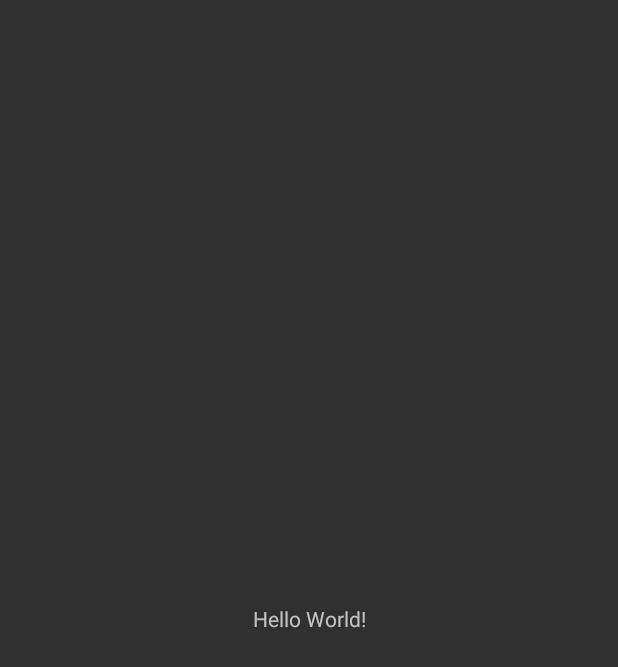
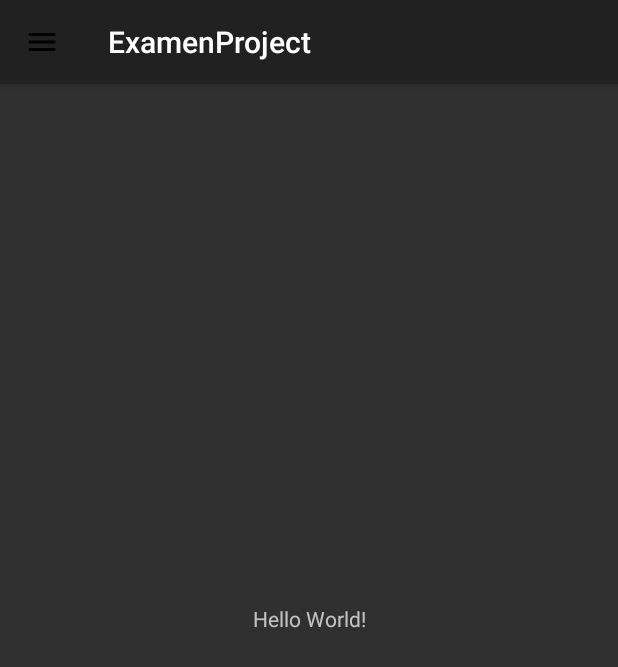
Before and after one commit to livbogdan/ExamenProject, an Android app: the screen it shows after launch once a user with an empty profile is signed in (MainActivity), on a phone screen of 412 x 824 dp. Before the commit the part shown is almost empty. Shown: the top 667 px of the screen. Run offline under Robolectric (Android 15) with nearby library versions, the phone set to English and light mode, and no system bars; our stand-ins replace Firebase (no records; nobody signed in at launch, a user with empty details on screens opened directly).

Commit message:
Update 12/04/2023
Done with Drawer and Functionality

```diff
--- a/app/build.gradle
+++ b/app/build.gradle
@@ -46,6 +46,7 @@ dependencies {
     implementation "com.google.firebase:firebase-auth:21.2.0"
     implementation "com.google.firebase:firebase-firestore-ktx:24.4.5"
     implementation "com.google.firebase:firebase-firestore:24.4.5"
+    implementation "de.hdodenhof:circleimageview:3.1.0"
     testImplementation 'junit:junit:4.13.2'
     androidTestImplementation 'androidx.test.ext:junit:1.1.5'
     androidTestImplementation 'androidx.test.espresso:espresso-core:3.5.1'
--- a/app/src/main/java/com/livbogdan/examenproject/activitys/MainActivity.kt
+++ b/app/src/main/java/com/livbogdan/examenproject/activitys/MainActivity.kt
@@ -1,12 +1,79 @@
 package com.livbogdan.examenproject.activitys
 
-import androidx.appcompat.app.AppCompatActivity
+import android.content.Intent
 import android.os.Bundle
+import android.view.MenuItem
+import android.widget.Toast
+import androidx.appcompat.widget.Toolbar
+import androidx.core.view.GravityCompat
+import androidx.drawerlayout.widget.DrawerLayout
+import com.google.android.material.navigation.NavigationView
+import com.google.firebase.auth.FirebaseAuth
 import com.livbogdan.examenproject.R
 
-class MainActivity : AppCompatActivity() {
+class MainActivity : BaseActivity(), NavigationView.OnNavigationItemSelectedListener {
 	override fun onCreate(savedInstanceState: Bundle?) {
 		super.onCreate(savedInstanceState)
 		setContentView(R.layout.activity_main)
+
+		setupActionBar()
+
+		val navView: NavigationView =findViewById(R.id.nav_view)
+		navView.setNavigationItemSelectedListener(this)
+	}
+
+	private fun setupActionBar(){
+		val toolbar: Toolbar = findViewById(R.id.tb_main_activity)
+		setSupportActionBar(toolbar)
+		toolbar.setNavigationIcon(R.drawable.ic_nav_menu)
+
+		toolbar.setNavigationOnClickListener {
+			toggleDrawer()
+		}
+	}
+
+	private fun toggleDrawer(){
+		val drawer: DrawerLayout = findViewById(R.id.drawer_layout)
+
+		if (drawer.isDrawerOpen(GravityCompat.START)){
+			drawer.closeDrawer(GravityCompat.START)
+		}else{
+			drawer.openDrawer(GravityCompat.START)
+		}
+	}
+
+	override fun onBackPressed() {
+		val drawer: DrawerLayout = findViewById(R.id.drawer_layout)
+
+		if (drawer.isDrawerOpen(GravityCompat.START)){
+			drawer.closeDrawer(GravityCompat.START)
+		}else{
+			doubleBackToExit()
+		}
+	}
+
+	override fun onNavigationItemSelected(item: MenuItem): Boolean {
+		when(item.itemId) {
+			R.id.nav_my_profile -> {
+				Toast.makeText(this, "My profile",
+					Toast.LENGTH_SHORT).show()
+			}
+			R.id.nav_sign_out ->{
+				FirebaseAuth.getInstance().signOut()
+
+				val intent = Intent(this, IntroActivity::class.java)
+				intent.addFlags(Intent.FLAG_ACTIVITY_CLEAR_TOP or Intent.FLAG_ACTIVITY_NEW_TASK)
+				startActivity(intent)
+				finish()
+
+				Toast.makeText(this,"Sign Out",
+					Toast.LENGTH_SHORT).show()
+			}
+		}
+
+		val drawer: DrawerLayout = findViewById(R.id.drawer_layout)
+		drawer.closeDrawer(GravityCompat.START)
+
+		return true
 	}
 }
--- a/app/src/main/java/com/livbogdan/examenproject/activitys/SignUpActivity.kt
+++ b/app/src/main/java/com/livbogdan/examenproject/activitys/SignUpActivity.kt
@@ -37,12 +37,10 @@ class SignUpActivity : BaseActivity() {
 		}
 	}
 
-	 //MAYBE NEED TO DELETE
 	private fun signUpButton(){
 		val btnSignUp: Button = findViewById(R.id.btn_sign_in)
 		btnSignUp.setOnClickListener {
 			registeredUser()
-			//startActivity(Intent(this, SignUpActivity::class.java))
 		}
 	}
 
--- /dev/null
+++ b/app/src/main/res/drawable/ic_nav_menu.xml
@@ -0,0 +1,5 @@
+<vector android:height="24dp" android:tint="#000000"
+    android:viewportHeight="24" android:viewportWidth="24"
+    android:width="24dp" xmlns:android="http://schemas.android.com/apk/res/android">
+    <path android:fillColor="@android:color/white" android:pathData="M4,18h16c0.55,0 1,-0.45 1,-1s-0.45,-1 -1,-1L4,16c-0.55,0 -1,0.45 -1,1s0.45,1 1,1zM4,13h16c0.55,0 1,-0.45 1,-1s-0.45,-1 -1,-1L4,11c-0.55,0 -1,0.45 -1,1s0.45,1 1,1zM3,7c0,0.55 0.45,1 1,1h16c0.55,0 1,-0.45 1,-1s-0.45,-1 -1,-1L4,6c-0.55,0 -1,0.45 -1,1z"/>
+</vector>
--- /dev/null
+++ b/app/src/main/res/drawable/ic_nav_sign_out.xml
@@ -0,0 +1,6 @@
+<vector android:autoMirrored="true" android:height="24dp"
+    android:tint="#000000" android:viewportHeight="24"
+    android:viewportWidth="24" android:width="24dp" xmlns:android="http://schemas.android.com/apk/res/android">
+    <path android:fillColor="@android:color/white" android:pathData="M5,5l7,0l0,-2l-9,0l0,18l9,0l0,-2l-7,0z"/>
+    <path android:fillColor="@android:color/white" android:pathData="M21,12l-4,-4l0,3l-8,0l0,2l8,0l0,3z"/>
+</vector>
--- /dev/null
+++ b/app/src/main/res/drawable/ic_nav_user.xml
@@ -0,0 +1,5 @@
+<vector android:height="24dp" android:tint="#000000"
+    android:viewportHeight="24" android:viewportWidth="24"
+    android:width="24dp" xmlns:android="http://schemas.android.com/apk/res/android">
+    <path android:fillColor="@android:color/white" android:pathData="M12,2C6.48,2 2,6.48 2,12s4.48,10 10,10s10,-4.48 10,-10S17.52,2 12,2zM12,6c1.93,0 3.5,1.57 3.5,3.5S13.93,13 12,13s-3.5,-1.57 -3.5,-3.5S10.07,6 12,6zM12,20c-2.03,0 -4.43,-0.82 -6.14,-2.88C7.55,15.8 9.68,15 12,15s4.45,0.8 6.14,2.12C16.43,19.18 14.03,20 12,20z"/>
+</vector>
--- /dev/null
+++ b/app/src/main/res/drawable/ic_user_place_holder.xml
@@ -0,0 +1,5 @@
+<vector android:height="24dp" android:tint="#000000"
+    android:viewportHeight="24" android:viewportWidth="24"
+    android:width="24dp" xmlns:android="http://schemas.android.com/apk/res/android">
+    <path android:fillColor="@android:color/white" android:pathData="M12,12c2.21,0 4,-1.79 4,-4s-1.79,-4 -4,-4 -4,1.79 -4,4 1.79,4 4,4zM12,14c-2.67,0 -8,1.34 -8,4v1c0,0.55 0.45,1 1,1h14c0.55,0 1,-0.45 1,-1v-1c0,-2.66 -5.33,-4 -8,-4z"/>
+</vector>
--- a/app/src/main/res/layout/activity_main.xml
+++ b/app/src/main/res/layout/activity_main.xml
@@ -1,18 +1,25 @@
 <?xml version="1.0" encoding="utf-8"?>
-<androidx.constraintlayout.widget.ConstraintLayout xmlns:android="http://schemas.android.com/apk/res/android"
+<androidx.drawerlayout.widget.DrawerLayout xmlns:android="http://schemas.android.com/apk/res/android"
     xmlns:app="http://schemas.android.com/apk/res-auto"
     xmlns:tools="http://schemas.android.com/tools"
+    android:id="@+id/drawer_layout"
     android:layout_width="match_parent"
     android:layout_height="match_parent"
-    tools:context=".activitys.MainActivity">
+    android:fitsSystemWindows="true"
+    tools:openDrawer="start">
 
-    <TextView
+    <include
+        layout="@layout/app_bar_main"
+        android:layout_width="match_parent"
+        android:layout_height="match_parent" />
+
+    <com.google.android.material.navigation.NavigationView
+        android:id="@+id/nav_view"
         android:layout_width="wrap_content"
-        android:layout_height="wrap_content"
-        android:text="Hello World!"
-        app:layout_constraintBottom_toBottomOf="parent"
-        app:layout_constraintEnd_toEndOf="parent"
-        app:layout_constraintStart_toStartOf="parent"
-        app:layout_constraintTop_toTopOf="parent" />
+        android:layout_height="match_parent"
+        android:layout_gravity="start"
+        android:fitsSystemWindows="true"
+        app:headerLayout="@layout/nav_header_main"
+        app:menu="@menu/activity_main_drawer" />
 
-</androidx.constraintlayout.widget.ConstraintLayout>
+</androidx.drawerlayout.widget.DrawerLayout>
--- /dev/null
+++ b/app/src/main/res/layout/app_bar_main.xml
@@ -0,0 +1,25 @@
+<?xml version="1.0" encoding="utf-8"?>
+<androidx.coordinatorlayout.widget.CoordinatorLayout xmlns:android="http://schemas.android.com/apk/res/android"
+    xmlns:app="http://schemas.android.com/apk/res-auto"
+    xmlns:tools="http://schemas.android.com/tools"
+    android:layout_width="match_parent"
+    android:layout_height="match_parent"
+    tools:context=".activitys.MainActivity">
+
+    <com.google.android.material.appbar.AppBarLayout
+        android:layout_width="match_parent"
+        android:layout_height="wrap_content"
+        android:theme="@style/AppTheme.AppBarOverlay">
+
+        <androidx.appcompat.widget.Toolbar
+            android:id="@+id/tb_main_activity"
+            android:layout_width="match_parent"
+            android:layout_height="?attr/actionBarSize"
+            android:background="?attr/colorPrimary"
+            app:popupTheme="@style/AppTheme.PopupOverlay" />
+
+    </com.google.android.material.appbar.AppBarLayout>
+
+    <include layout="@layout/content_main" />
+
+</androidx.coordinatorlayout.widget.CoordinatorLayout>
--- /dev/null
+++ b/app/src/main/res/layout/content_main.xml
@@ -0,0 +1,19 @@
+<?xml version="1.0" encoding="utf-8"?>
+<androidx.constraintlayout.widget.ConstraintLayout xmlns:android="http://schemas.android.com/apk/res/android"
+    xmlns:app="http://schemas.android.com/apk/res-auto"
+    xmlns:tools="http://schemas.android.com/tools"
+    android:layout_width="match_parent"
+    android:layout_height="match_parent"
+    tools:context=".activitys.MainActivity">
+
+    <TextView
+        android:id="@+id/tv_user_name"
+        android:layout_width="wrap_content"
+        android:layout_height="wrap_content"
+        android:text="Hello World!"
+        app:layout_constraintBottom_toBottomOf="parent"
+        app:layout_constraintLeft_toLeftOf="parent"
+        app:layout_constraintRight_toRightOf="parent"
+        app:layout_constraintTop_toTopOf="parent" />
+
+</androidx.constraintlayout.widget.ConstraintLayout>
--- /dev/null
+++ b/app/src/main/res/menu/activity_main_drawer.xml
@@ -0,0 +1,14 @@
+<?xml version="1.0" encoding="utf-8"?>
+<menu xmlns:android="http://schemas.android.com/apk/res/android">
+    <group android:checkableBehavior="single">
+        <item
+            android:id="@+id/nav_my_profile"
+            android:icon="@drawable/ic_nav_user"
+            android:title="@string/nav_my_profile" />
+
+        <item
+            android:id="@+id/nav_sign_out"
+            android:icon="@drawable/ic_nav_sign_out"
+            android:title="@string/nav_sign_out" />
+    </group>
+</menu>
--- a/app/src/main/res/values/strings.xml
+++ b/app/src/main/res/values/strings.xml
@@ -7,15 +7,16 @@
     <string name="sign_in">SIGN IN</string>
     <string name="sign_up">SIGN UP</string>
 
-    <!--START-->
     <string name="sign_up_description_text">Enter your name, email id and password, to register with us.</string>
     <string name="name">Name</string>
     <string name="password">Password</string>
     <string name="email">E-mail</string>
-    <!--END-->
 
     <string name="sign_in_description_text">Enter your E-mail and password to log in.</string>
     <string name="please_click_back_again_to_exit">Please click back again to exit.</string>
     <string name="please_wait">Please Wait&#8230;</string>
 
+    <string name="nav_my_profile">My Profile</string>
+    <string name="nav_sign_out">Sign Out</string>
+
 </resources>
--- a/app/src/main/res/values/themes.xml
+++ b/app/src/main/res/values/themes.xml
@@ -16,4 +16,9 @@
         <item name="windowNoTitle">true</item>
 
     </style>
+
+    <style name="AppTheme.AppBarOverlay" parent="ThemeOverlay.AppCompat.Dark.ActionBar" />
+
+    <style name="AppTheme.PopupOverlay" parent="ThemeOverlay.AppCompat.Light" />
+
 </resources>
```
Also changed, not shown: app/src/main/res/layout/nav_header_main.xml (added, +39 -0 lines), app/src/main/res/values/dimens.xml (+11 -1 lines), app/src/main/res/layout/dialog_progress.xml (indentation only).
